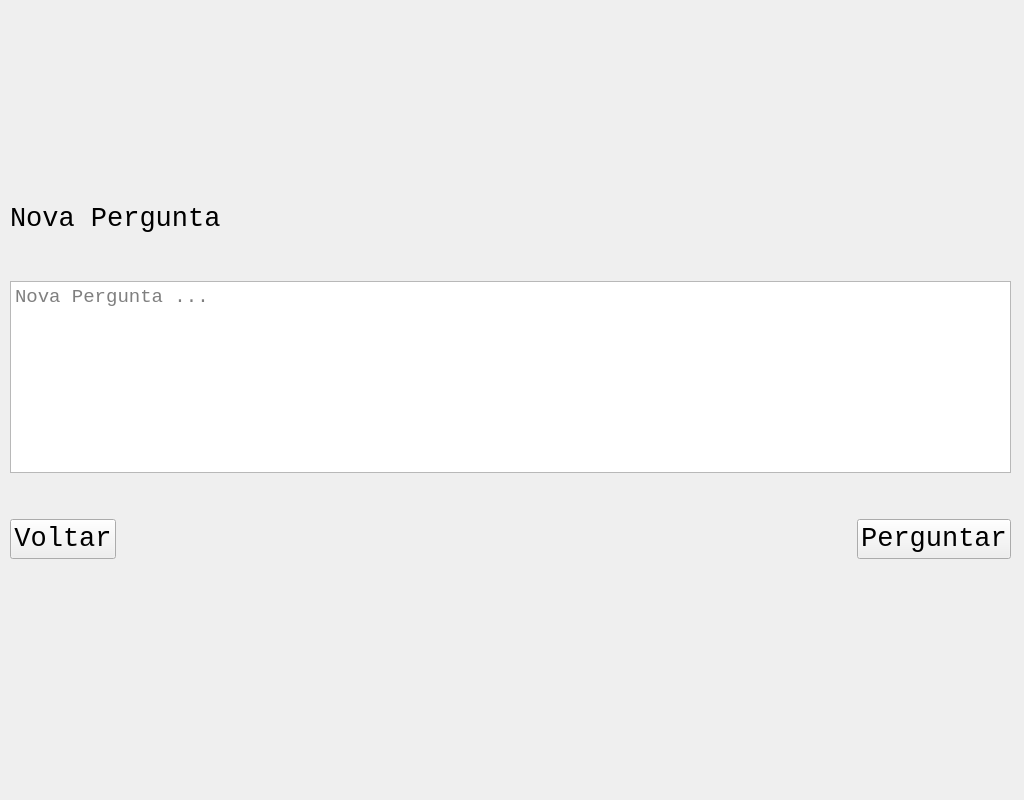
First picture: the form in Telas/question.ui, repository AnandaAlbrecht/help-system, before the edit.
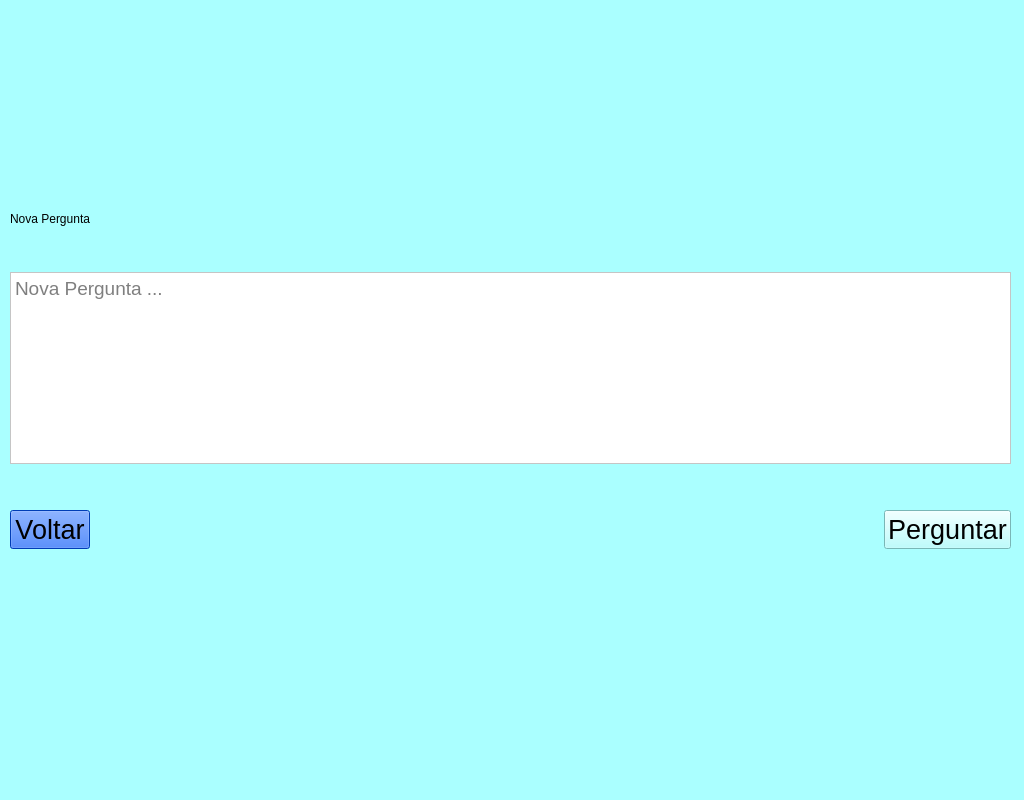
Second picture: the form after the edit.

Commit message: Modificação visual telas

The edit to the form file:
```diff
--- a/Telas/question.ui
+++ b/Telas/question.ui
@@ -19,6 +19,9 @@
   <property name="windowTitle">
    <string>Help System</string>
   </property>
+  <property name="styleSheet">
+   <string notr="true">background-color: rgb(170, 255, 255);</string>
+  </property>
   <widget class="QWidget" name="centralwidget">
    <widget class="QWidget" name="verticalLayoutWidget">
     <property name="geometry">
@@ -72,6 +75,9 @@
            <pointsize>14</pointsize>
           </font>
          </property>
+         <property name="styleSheet">
+          <string notr="true">background-color: rgb(255, 255, 255);</string>
+         </property>
          <property name="placeholderText">
           <string>Nova Pergunta ...</string>
          </property>
@@ -99,6 +105,9 @@
              <pointsize>20</pointsize>
             </font>
            </property>
+           <property name="styleSheet">
+            <string notr="true">background-color: rgb(0, 85, 255);</string>
+           </property>
            <property name="text">
             <string>Voltar</string>
            </property>
```
The commit also changes 4 other files.
